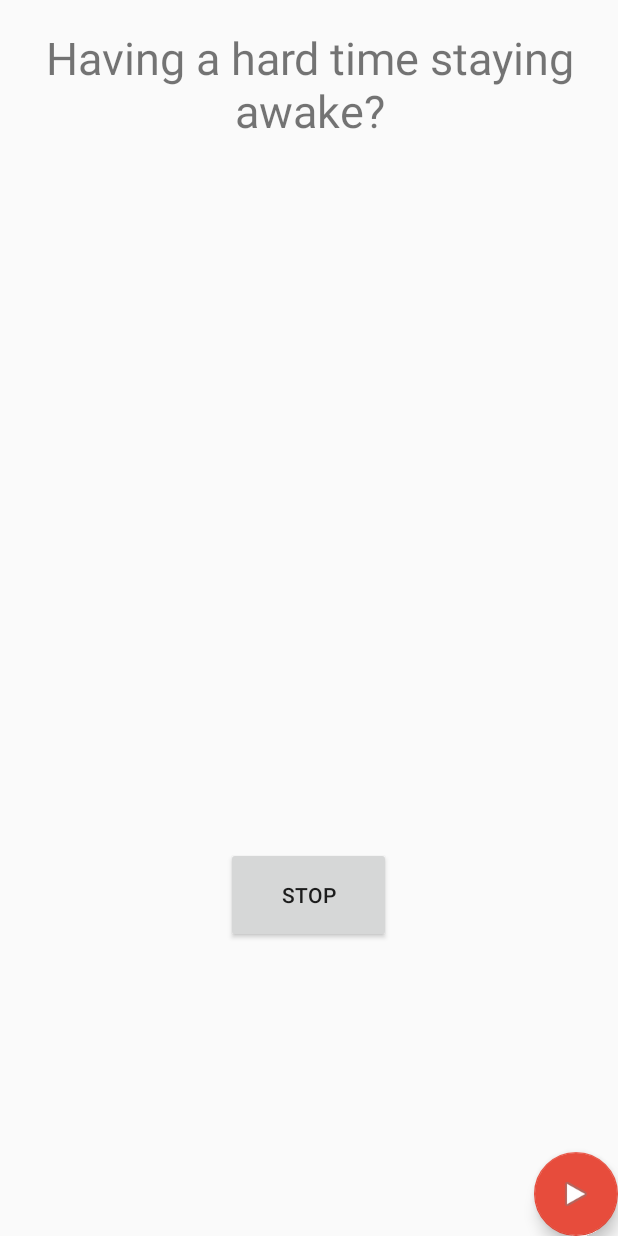
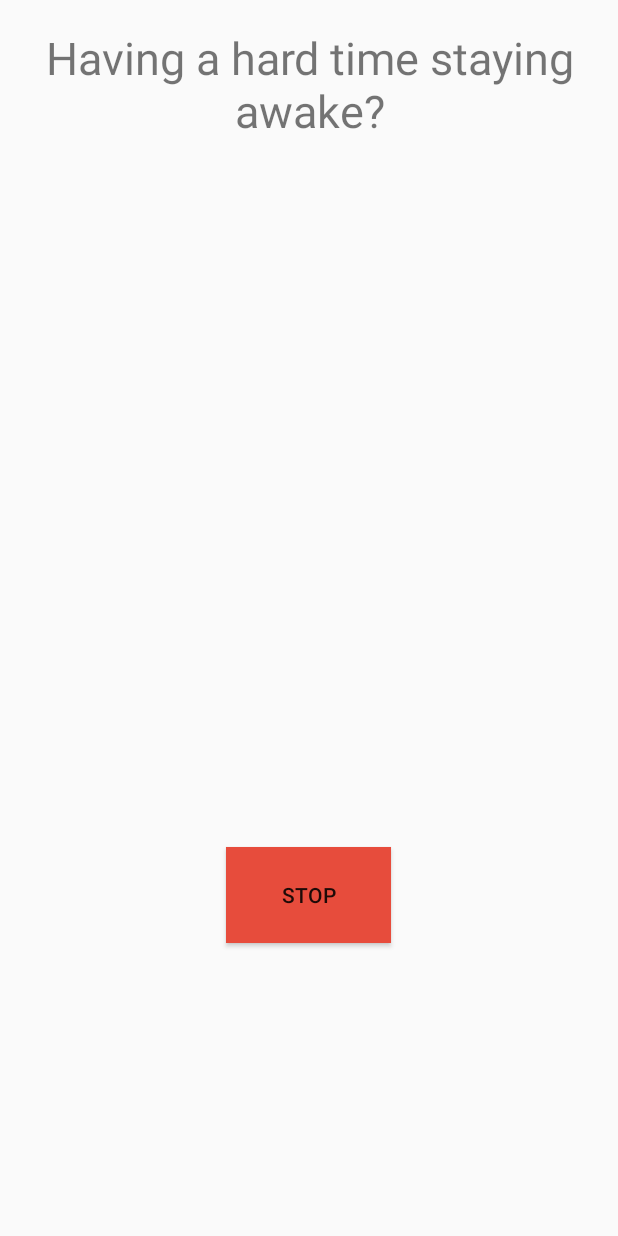
Before and after one commit to RooshiPatidar/StayAwake, an Android app: the screen it shows after launch (MainActivity), after a tap on "START", on a phone screen of 412 x 824 dp. Run offline under Robolectric (Android 15) with nearby library versions, the phone set to English and light mode, and no system bars.

```diff
--- a/app/src/main/AndroidManifest.xml
+++ b/app/src/main/AndroidManifest.xml
@@ -18,7 +18,8 @@
                 <category android:name="android.intent.category.LAUNCHER" />
             </intent-filter>
         </activity>
-        <activity android:name=".MathActivity"></activity>
+        <activity android:name=".MathActivity"
+            android:launchMode="singleTop"></activity>
     </application>
 
 </manifest>
--- a/app/src/main/java/me/rooshi/stayawake/MainActivity.java
+++ b/app/src/main/java/me/rooshi/stayawake/MainActivity.java
@@ -1,5 +1,8 @@
 package me.rooshi.stayawake;
 
+import android.app.NotificationChannel;
+import android.app.NotificationManager;
+import android.app.PendingIntent;
 import android.content.Context;
 import android.content.Intent;
 import android.graphics.Color;
@@ -8,6 +11,8 @@ import android.os.CountDownTimer;
 import android.os.VibrationEffect;
 import android.os.Vibrator;
 import android.support.annotation.NonNull;
+import android.support.v4.app.NotificationCompat;
+import android.support.v4.app.NotificationManagerCompat;
 import android.support.v7.app.AppCompatActivity;
 import android.os.Bundle;
 import android.view.MenuItem;
@@ -47,6 +52,18 @@ public class MainActivity extends AppCompatActivity {
     protected void onCreate(Bundle savedInstanceState) {
         super.onCreate(savedInstanceState);
         setContentView(R.layout.activity_main);
+
+        if (Build.VERSION.SDK_INT >= Build.VERSION_CODES.O) {
+            String name = "Timer";
+            String description = "Timer after wait time";
+            int importance = NotificationManager.IMPORTANCE_HIGH;
+            NotificationChannel channel = new NotificationChannel("666", name, importance);
+            channel.setDescription(description);
+            NotificationManager notificationManager = getSystemService(NotificationManager.class);
+            if (notificationManager != null) {
+                notificationManager.createNotificationChannel(channel);
+            }
+        }
 
         /*
         if (Build.VERSION.SDK_INT >= 21) {
@@ -99,10 +116,11 @@ public class MainActivity extends AppCompatActivity {
 
     public void onStart(View view) {
 
+        vibrateForMillis(100);
+
         if (!running) {
 
             //ack vibrate
-            vibrateForMillis(100);
 
             intervalTextView.setVisibility(View.INVISIBLE);
             intervalSeekBar.setVisibility(View.INVISIBLE);
@@ -149,11 +167,33 @@ public class MainActivity extends AppCompatActivity {
 
             @Override
             public void onFinish() {
+                NotificationCompat.Builder notiBuilder = new NotificationCompat.Builder(getApplicationContext(), "666")
+                        .setSmallIcon(R.drawable.ic_launcher_foreground)
+                        .setContentTitle("Wake up!")
+                        .setContentText("Click here to solve problems!")
+                        .setPriority(NotificationCompat.PRIORITY_HIGH)
+                        .setAutoCancel(true);
+
+
+                Intent nIntent = new Intent(getApplicationContext(), MathActivity.class);
+                nIntent.putExtra("numQ", numQsSeekBar.getProgress() + 1);
+                nIntent.addFlags(Intent.FLAG_ACTIVITY_REORDER_TO_FRONT);
+                PendingIntent pendingIntent = PendingIntent.getActivity(getApplicationContext(), 0, nIntent,
+                        PendingIntent.FLAG_UPDATE_CURRENT);
+                notiBuilder.setContentIntent(pendingIntent);
+
+
+                NotificationManagerCompat notificationManagerCompat = NotificationManagerCompat.from(getApplicationContext());
+                notificationManagerCompat.notify(1, notiBuilder.build());
+
+
                 vibrateIndefinitely();
 
-                Intent mathIntent = new Intent(getApplicationContext(), MathActivity.class);
-                mathIntent.putExtra("numQ", numQsSeekBar.getProgress() + 1);
-                startActivityForResult(mathIntent, 66);
+
+                //Intent mathIntent = new Intent(getApplicationContext(), MathActivity.class);
+                //mathIntent.putExtra("numQ", numQsSeekBar.getProgress() + 1);
+                startActivityForResult(nIntent, 66);
+
             }
         }.start();
     }
@@ -179,7 +219,7 @@ public class MainActivity extends AppCompatActivity {
 
     private void vibrateForMillis(int millis) {
         if (Build.VERSION.SDK_INT >= Build.VERSION_CODES.O) {
-            vibrator.vibrate(VibrationEffect.createOneShot(millis, 10));
+            vibrator.vibrate(VibrationEffect.createOneShot(millis, 100));
         }
         else{
             //deprecated in API 26
--- a/app/src/main/res/layout/activity_main.xml
+++ b/app/src/main/res/layout/activity_main.xml
@@ -82,19 +82,10 @@
         android:layout_alignParentBottom="true"
         android:layout_centerHorizontal="true"
         android:layout_marginBottom="195dp"
+        android:background="@color/colorAccent"
+        android:backgroundTint="@color/colorAccent"
+        android:backgroundTintMode="@color/colorAccent"
         android:onClick="onStart"
         android:text="Start" />
 
-    <android.support.design.widget.FloatingActionButton
-        android:id="@+id/floatingActionButton2"
-        android:layout_width="wrap_content"
-        android:layout_height="wrap_content"
-        android:layout_alignParentBottom="true"
-        android:layout_alignParentEnd="true"
-        android:layout_centerInParent="false"
-        android:clickable="true"
-        android:theme="@style/AppTheme"
-        app:srcCompat="@android:drawable/ic_media_play"
-        app:layout_anchorGravity="center|bottom"/>
-
 </RelativeLayout>
--- a/app/src/main/res/layout/activity_math.xml
+++ b/app/src/main/res/layout/activity_math.xml
@@ -15,6 +15,7 @@
         android:layout_alignTop="@+id/scoreTextView"
         android:layout_centerHorizontal="true"
         android:text="2 + 2 = ?"
+        android:textColor="@android:color/black"
         android:textSize="30sp" />
 
     <TextView
```
Also changed, not shown: app/src/main/res/raw/1.gif (added), app/src/main/res/raw/3.gif (added), app/src/main/res/raw/4.gif (added), 3 other files.
